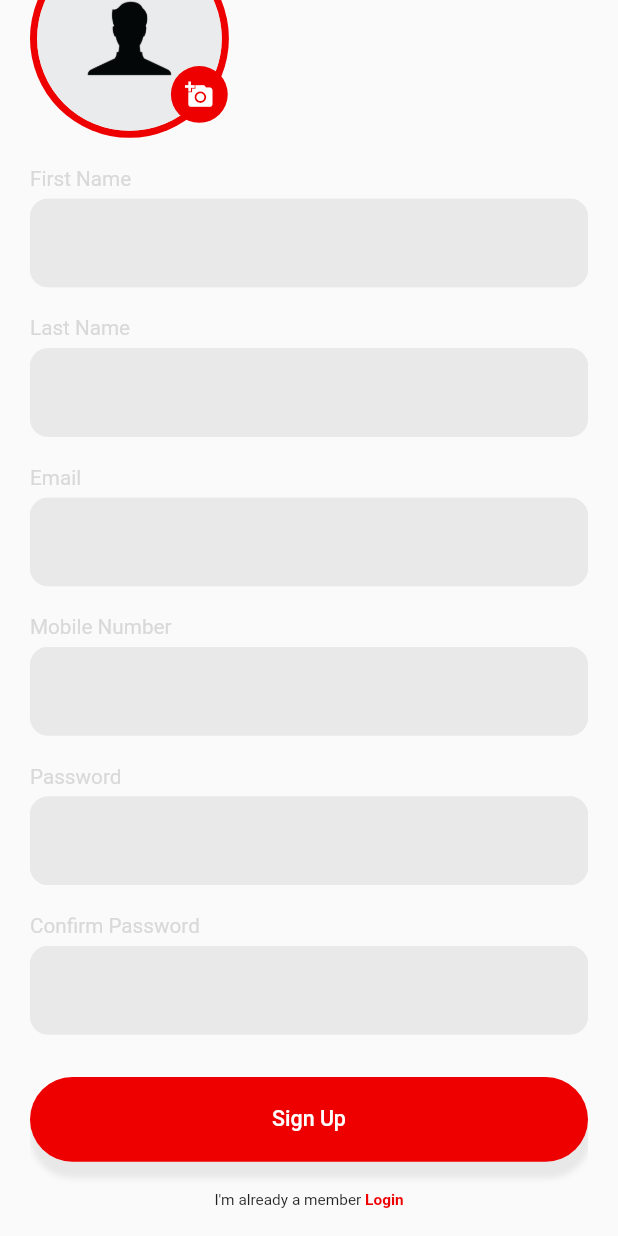
After one commit to faharAbdullahKhan/Robs_hempseed_flours_pasta, a Flutter app: the SignUpScreen screen opened directly, scrolled down 212 dp, after a tap on the "add a photo" icon, on a phone screen of 412 x 824 dp. The commit adds this screen. Run offline on Flutter 3.47's test engine with Material 2 defaults, Android fonts, the light colour scheme and no system bars; our stand-ins replace flutter_screenutil, flutter_svg, get, google_fonts, image_picker; network calls fail; project files that could hold a hidden picture were left out.

Commit message:
SignUp screen is made and the image picker issue are also resolved

```diff
--- a/lib/screens/login_screen.dart
+++ b/lib/screens/login_screen.dart
@@ -4,6 +4,8 @@ import 'package:flutter/material.dart';
 import 'package:flutter_screenutil/flutter_screenutil.dart';
 import 'package:flutter_svg/flutter_svg.dart';
 import 'package:get/get.dart';
+import 'package:rob_flour_pasta_app/screens/main_screen/home_screen.dart';
+import 'package:rob_flour_pasta_app/screens/sign_up.dart';
 import 'package:rob_flour_pasta_app/utils/colors.dart';
 import 'package:rob_flour_pasta_app/widgets/app_textfield.dart';
 import 'package:rob_flour_pasta_app/widgets/big_text.dart';
@@ -91,11 +93,18 @@ class _LoginScreenState extends State<LoginScreen> {
               height: 30.h,
             ),
             Row(
-              children: const [
+              children:  [
                 Expanded(
-                    child: CustomButton(
+                  child: GestureDetector(
+                    onTap: () {
+                      Get.to(() => const HomeScreen());
+
+                    },
+                    child: const CustomButton(
                       text: 'Login',
-                )),
+                    ),
+                  ),
+                ),
               ],
             ),
             SizedBox(
@@ -220,22 +229,27 @@ class _LoginScreenState extends State<LoginScreen> {
                 ],
               ),
             ),
-            SizedBox(height: 25.h,),
-            Row(
+            SizedBox(
+              height: 25.h,
+            ),
+            GestureDetector(
+              onTap: (){  Get.to(() => const SignUpScreen());},
+              child: Row(
                 mainAxisAlignment: MainAxisAlignment.center,
                 children: [
                   BigText(
                     text: "Need an account?",
-                  size: 14.sp,
+                    size: 10.42.sp,
                     fontWeight: FontWeight.w700,
                   ),
                   BigText(
                     text: " Sign Up",
-                  size: 14.sp,
+                    size: 10.42.sp,
                     fontWeight: FontWeight.w700,
                     color: redColor,
                   )
                 ],
+              ),
             ),
             Expanded(child: Container()),
           ],
--- /dev/null
+++ b/lib/screens/sign_up.dart
@@ -0,0 +1,289 @@
+import 'dart:io';
+import 'package:get/get.dart';
+import 'package:flutter/cupertino.dart';
+import 'package:flutter/material.dart';
+import 'package:flutter/services.dart';
+import 'package:flutter_screenutil/flutter_screenutil.dart';
+import 'package:flutter_svg/flutter_svg.dart';
+import 'package:image_picker/image_picker.dart';
+import 'package:rob_flour_pasta_app/screens/login_screen.dart';
+import 'package:rob_flour_pasta_app/utils/colors.dart';
+import 'package:rob_flour_pasta_app/utils/image_picker.dart';
+import 'package:rob_flour_pasta_app/widgets/app_textfield.dart';
+import 'package:rob_flour_pasta_app/widgets/big_text.dart';
+import 'package:rob_flour_pasta_app/widgets/custom_button.dart';
+
+class SignUpScreen extends StatefulWidget {
+  const SignUpScreen({super.key});
+
+  @override
+  State<SignUpScreen> createState() => _SignUpScreenState();
+}
+
+class _SignUpScreenState extends State<SignUpScreen> {
+  final TextEditingController _emailTextController = TextEditingController();
+  final TextEditingController _firstNameTextController =
+      TextEditingController();
+  final TextEditingController _lastNameTextController = TextEditingController();
+  final TextEditingController _mobileNumberTextController =
+      TextEditingController();
+  final TextEditingController _passwordTextController = TextEditingController();
+
+  final TextEditingController _confirmPasswordTextController =
+      TextEditingController();
+  ImagePicker _picker = ImagePicker();
+  File? _selectedImage;
+
+  pickerImage(ImageSource source) async {
+    XFile? _file = await _picker.pickImage(source: source);
+
+    if (_file != null) {
+      File file = File(_file.path);
+      setState(() {
+        _selectedImage = file;
+      });
+      return file;
+    }
+  }
+
+  @override
+  Widget build(BuildContext context) {
+    return Scaffold(
+      body: Padding(
+        padding: EdgeInsets.symmetric(horizontal: 20.0),
+        child: ListView(
+          // mainAxisAlignment: MainAxisAlignment.center,
+          children: [
+            SizedBox(
+              height: 50.h,
+            ),
+            // Expanded(child: Container()),
+            Center(child: SvgPicture.asset("assets/login_logo.svg")),
+            // Expanded(child: Container()),
+            SizedBox(
+              height: 20.h,
+            ),
+            Row(
+              mainAxisAlignment: MainAxisAlignment.start,
+              children: [
+                Center(
+                  child: Stack(
+                    children: [
+                      CircleAvatar(
+                        backgroundColor: redColor,
+                        radius: 70.h,
+                        child: CircleAvatar(
+                          backgroundColor: redColor,
+                          radius: 65.h,
+                          child: CircleAvatar(
+
+                            backgroundColor: textFieldBackgroundColor,
+                            backgroundImage: AssetImage(_selectedImage != null
+                                ? _selectedImage!.path
+                                : 'assets/person_icon.png',),
+
+                            // child: _selectedImage != null
+                            //     ? SizedBox()
+                            //     : Icon(Icons.person,
+                            //         color: Colors.white), //NetworkImage
+                            radius: 65.h,
+                          ), //CircleAvatar
+                        ), //CircleAvatar
+                      ),
+                      Positioned(
+                          bottom: 10,
+                          right: 0,
+                          child: GestureDetector(
+                            onTap: () async {
+                              pickerImage(ImageSource.gallery);
+                            },
+                            child: Container(
+                                decoration: BoxDecoration(
+                                  color: redColor,
+                                  shape: BoxShape.circle,
+                                ),
+                                width: 40.w,
+                                height: 40.h,
+                                child: Icon(
+                                  Icons.add_a_photo,
+                                  color: Colors.white,
+                                  size: 20.h,
+                                )),
+                          )),
+                    ],
+                  ),
+                ),
+              ],
+            ),
+            SizedBox(
+              height: 20.h,
+            ),
+            Row(
+              mainAxisAlignment: MainAxisAlignment.start,
+              children: [
+                BigText(
+                  text: "First Name",
+                  color: labelColor,
+                  size: 14.sp,
+                ),
+              ],
+            ),
+            SizedBox(
+              height: 6.h,
+            ),
+            AppTextField(
+                textController: _firstNameTextController, hintText: ""),
+            SizedBox(
+              height: 20.h,
+            ),
+            Row(
+              mainAxisAlignment: MainAxisAlignment.start,
+              children: [
+                BigText(
+                  text: "Last Name",
+                  color: labelColor,
+                  size: 14.sp,
+                ),
+              ],
+            ),
+            SizedBox(
+              height: 6.h,
+            ),
+            AppTextField(
+              textController: _lastNameTextController,
+              hintText: "",
+              isObscure: false,
+            ),
+            SizedBox(
+              height: 20.h,
+            ),
+            Row(
+              mainAxisAlignment: MainAxisAlignment.start,
+              children: [
+                BigText(
+                  text: "Email",
+                  color: labelColor,
+                  size: 14.sp,
+                ),
+              ],
+            ),
+            SizedBox(
+              height: 6.h,
+            ),
+            AppTextField(
+              textController: _emailTextController,
+              hintText: "",
+              isObscure: false,
+            ),
+            SizedBox(
+              height: 20.h,
+            ),
+            Row(
+              mainAxisAlignment: MainAxisAlignment.start,
+              children: [
+                BigText(
+                  text: "Mobile Number",
+                  color: labelColor,
+                  size: 14.sp,
+                ),
+              ],
+            ),
+            SizedBox(
+              height: 6.h,
+            ),
+            AppTextField(
+              textController: _mobileNumberTextController,
+              hintText: "",
+              textInputType: TextInputType.number,
+              isObscure: false,
+            ),
+            SizedBox(
+              height: 20.h,
+            ),
+            Row(
+              mainAxisAlignment: MainAxisAlignment.start,
+              children: [
+                BigText(
+                  text: "Password",
+                  color: labelColor,
+                  size: 14.sp,
+                ),
+              ],
+            ),
+            SizedBox(
+              height: 6.h,
+            ),
+            AppTextField(
+              textController: _passwordTextController,
+              hintText: "",
+              isObscure: true,
+            ),
+            SizedBox(
+              height: 20.h,
+            ),
+            Row(
+              mainAxisAlignment: MainAxisAlignment.start,
+              children: [
+                BigText(
+                  text: "Confirm Password",
+                  color: labelColor,
+                  size: 14.sp,
+                ),
+              ],
+            ),
+            SizedBox(
+              height: 6.h,
+            ),
+            AppTextField(
+              textController: _confirmPasswordTextController,
+              hintText: "",
+              isObscure: true,
+            ),
+
+            SizedBox(
+              height: 30.h,
+            ),
+            Row(
+              children: const [
+                Expanded(
+                    child: CustomButton(
+                  text: 'Sign Up',
+                )),
+              ],
+            ),
+            SizedBox(
+              height: 20.h,
+            ),
+
+            Center(
+              child: GestureDetector(
+                onTap: () {
+                  Get.to(() => const LoginScreen());
+                },
+                child: Row(
+                  mainAxisAlignment: MainAxisAlignment.center,
+                  children: [
+                    Text("I'm already a member"  , style: TextStyle(
+                  fontSize: 10.42.sp,
+                ),),
+                    Text(
+                      ' Login',
+                      style: TextStyle(
+                          fontSize: 10.42.sp,
+                          color: redColor,
+                          fontWeight: FontWeight.w600),
+                    ),
+                  ],
+                ),
+              ),
+            ),
+            SizedBox(
+              height: 20.h,
+            ),
+            // Expanded(child: Container()),
+          ],
+        ),
+      ),
+    );
+  }
+}
--- a/lib/screens/splash_screen.dart
+++ b/lib/screens/splash_screen.dart
@@ -22,7 +22,7 @@ class _SplashScreenState extends State<SplashScreen> {
   void initState() {
     // TODO: implement initState
     Timer(Duration(seconds: splashDuration), () {
-      Get.to(() => const MainScreen());
+      Get.to(() => const LoginScreen());
     });
     super.initState();
   }
--- /dev/null
+++ b/lib/utils/image_picker.dart
@@ -0,0 +1,14 @@
+import 'dart:io';
+
+import 'package:image_picker/image_picker.dart';
+
+pickImage(ImageSource source) async {
+  final ImagePicker _imagePicker = ImagePicker();
+
+  XFile? _file = await _imagePicker.pickImage(source: source);
+
+  if(_file != null){
+    File file = File( _file.path );
+    return file;
+  }
+}
--- a/pubspec.yaml
+++ b/pubspec.yaml
@@ -39,7 +39,7 @@ dependencies:
   flutter_screenutil:
   flutter_svg: ^1.1.6
   google_fonts:
-
+  image_picker:
 
 
 dev_dependencies:
```
Also changed, not shown: assets/person_icon.png (added), pubspec.lock, 8 other files. Lines whose indentation alone changed are shown as unchanged.
